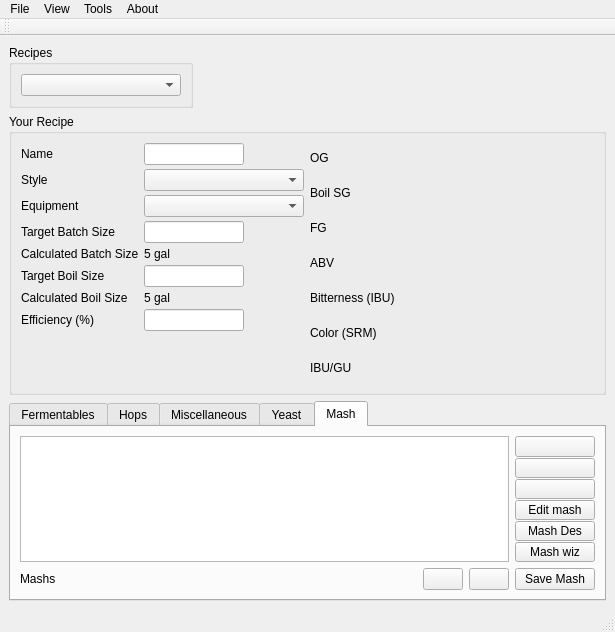
Brewtarget/brewtarget, file ui/mainWindow.ui: the form before one commit.
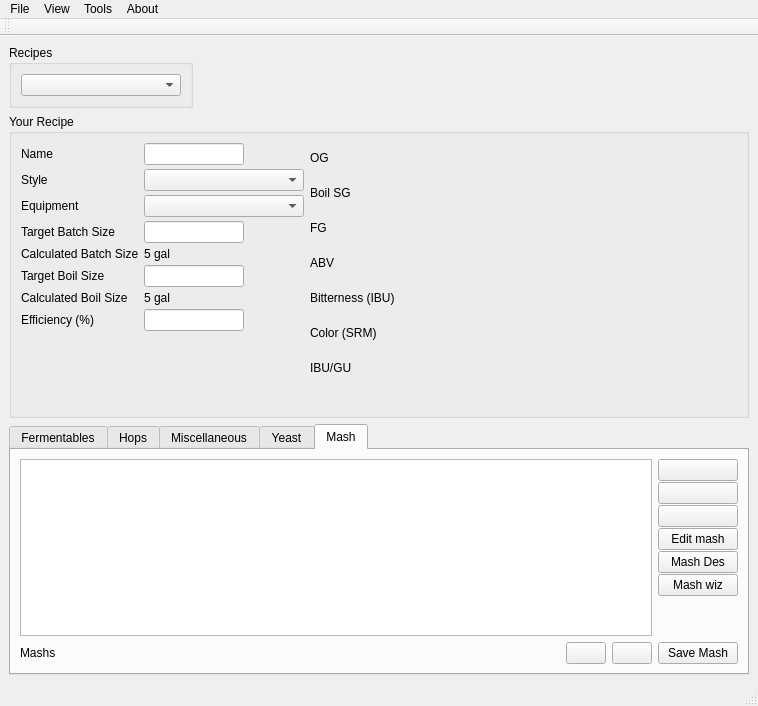
The form after the commit. The open tabs and pages were chosen to show the change. Icons and pictures are not drawn. Custom widgets are drawn as their Qt base class.

Commit message: Made main window bigger to avoid button collision on mac: see bug 3045067.

The edit to the form file:
```diff
--- a/ui/mainWindow.ui
+++ b/ui/mainWindow.ui
@@ -6,8 +6,8 @@
    <rect>
     <x>0</x>
     <y>0</y>
-    <width>615</width>
-    <height>622</height>
+    <width>758</width>
+    <height>706</height>
    </rect>
   </property>
   <property name="sizePolicy">
@@ -1366,8 +1366,8 @@
     <rect>
      <x>0</x>
      <y>0</y>
-     <width>615</width>
-     <height>21</height>
+     <width>758</width>
+     <height>22</height>
     </rect>
    </property>
    <widget class="QMenu" name="menuAbout">
```
Left out of the diff: 2 changed lines with no effect on the pictures.
